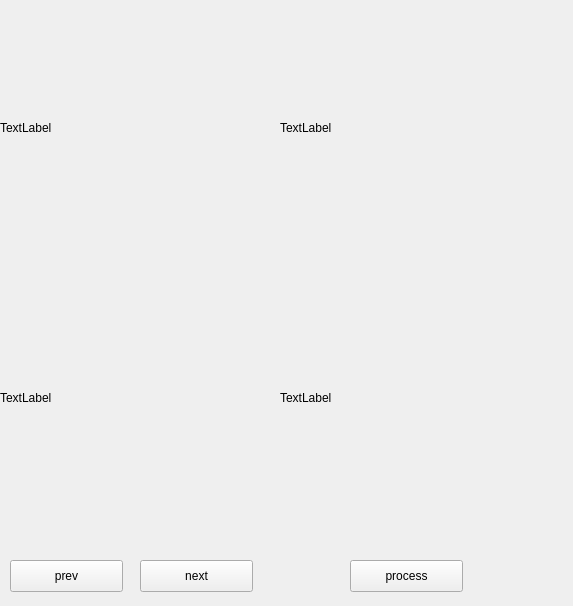
fabio-echegaray/operetta, file gui_browse.ui: the form before one commit.
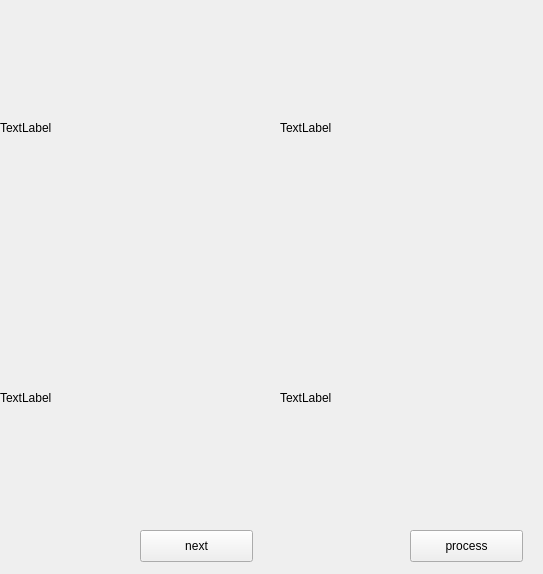
The form after the commit.

Commit message: Improves analysing speed.

The edit to the form file:
```diff
--- a/gui_browse.ui
+++ b/gui_browse.ui
@@ -6,31 +6,18 @@
    <rect>
     <x>0</x>
     <y>0</y>
-    <width>573</width>
-    <height>606</height>
+    <width>543</width>
+    <height>574</height>
    </rect>
   </property>
   <property name="windowTitle">
    <string>Form</string>
   </property>
-  <widget class="QPushButton" name="prevButton">
-   <property name="geometry">
-    <rect>
-     <x>10</x>
-     <y>560</y>
-     <width>113</width>
-     <height>32</height>
-    </rect>
-   </property>
-   <property name="text">
-    <string>prev</string>
-   </property>
-  </widget>
   <widget class="QPushButton" name="nextButton">
    <property name="geometry">
     <rect>
      <x>140</x>
-     <y>560</y>
+     <y>530</y>
      <width>113</width>
      <height>32</height>
     </rect>
@@ -90,8 +77,8 @@
   <widget class="QPushButton" name="processButton">
    <property name="geometry">
     <rect>
-     <x>350</x>
-     <y>560</y>
+     <x>410</x>
+     <y>530</y>
      <width>113</width>
      <height>32</height>
     </rect>
```
The commit also changes 2 other files.
